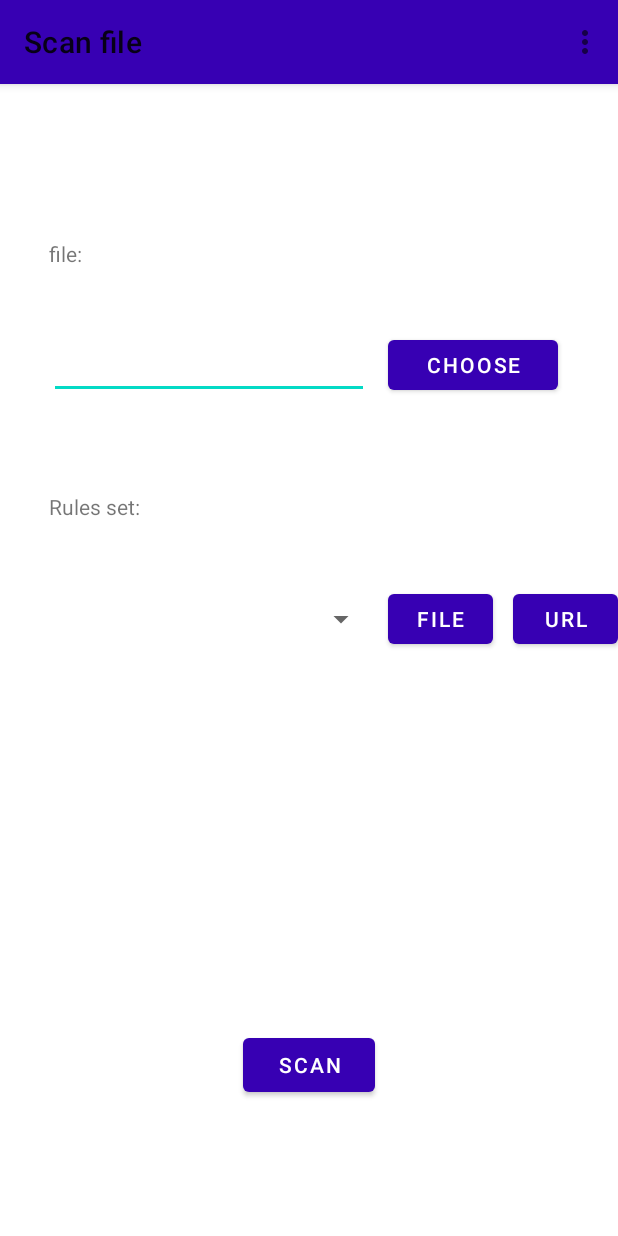
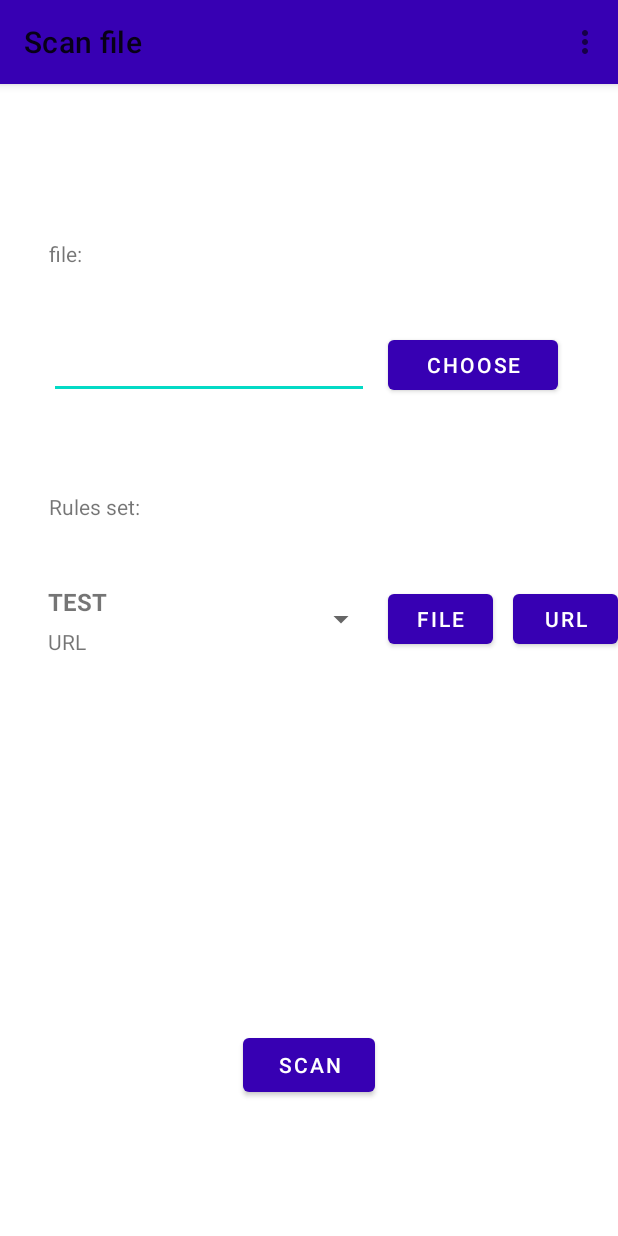
Before and after one commit to OfekRv/Pocktel, an Android app: the screen it shows after launch (MainActivity), on a phone screen of 412 x 824 dp. Run offline under Robolectric (Android 15) with nearby library versions, the phone set to English and light mode, and no system bars; our stand-ins replace Room's generated code, navigation-ui.

```diff
--- a/app/src/main/java/horizonstudio/apps/pocktel/configurations/Constants.kt
+++ b/app/src/main/java/horizonstudio/apps/pocktel/configurations/Constants.kt
@@ -1,4 +1,6 @@
 package horizonstudio.apps.pocktel.configurations
+
+import horizonstudio.apps.pocktel.dal.entities.RuleSet
 
 object Constants {
     const val DATABASE_NAME:String = "pocktel"
@@ -14,5 +16,12 @@ object Constants {
     const val HASH_COPY_CLIPBOARD_LABEL: String = "hash"
     const val NOT_YET_ASSIGNED_ID: Long = 0
     const val TEXT_PLAIN_RESPONSE_MEDIA_TYPE = "text/plain"
+    const val NAME_PARAM = "name"
+    const val URL_PARAM = "url"
     const val ERROR_DIALOG_TITLE = "Error"
+
+    // TODO: find or create good ones
+    val RULE_SETS_SEED = listOf(
+        RuleSet(NOT_YET_ASSIGNED_ID, "TEST", null, "URL")
+    )
 }
--- /dev/null
+++ b/app/src/main/java/horizonstudio/apps/pocktel/dal/DatabaseSeeder.kt
@@ -0,0 +1,11 @@
+package horizonstudio.apps.pocktel.dal
+
+import horizonstudio.apps.pocktel.configurations.Constants.RULE_SETS_SEED
+import horizonstudio.apps.pocktel.dal.entities.RuleSet
+import horizonstudio.apps.pocktel.dal.repositories.RuleSetRepository
+
+class DatabaseSeeder(private val db: PocktelDatabase) {
+    fun seedDatabase() {
+        RULE_SETS_SEED.forEach { rs -> db.ruleSetRepository().insert(rs) }
+    }
+}
--- a/app/src/main/java/horizonstudio/apps/pocktel/dal/PocktelDatabase.kt
+++ b/app/src/main/java/horizonstudio/apps/pocktel/dal/PocktelDatabase.kt
@@ -2,6 +2,7 @@ package horizonstudio.apps.pocktel.dal
 
 import androidx.room.Database
 import androidx.room.RoomDatabase
+import androidx.sqlite.db.SupportSQLiteDatabase
 import horizonstudio.apps.pocktel.dal.entities.RuleSet
 import horizonstudio.apps.pocktel.dal.repositories.RuleSetRepository
 
--- a/app/src/main/java/horizonstudio/apps/pocktel/dal/entities/RuleSet.kt
+++ b/app/src/main/java/horizonstudio/apps/pocktel/dal/entities/RuleSet.kt
@@ -7,7 +7,6 @@ import androidx.room.PrimaryKey
 data class RuleSet(
     @PrimaryKey(autoGenerate = true)
     val id: Long,
-
     val name: String,
     val path: String?,
     val url: String?
--- a/app/src/main/java/horizonstudio/apps/pocktel/dal/repositories/RuleSetRepository.kt
+++ b/app/src/main/java/horizonstudio/apps/pocktel/dal/repositories/RuleSetRepository.kt
@@ -1,9 +1,6 @@
 package horizonstudio.apps.pocktel.dal.repositories
 
-import androidx.room.Dao
-import androidx.room.Delete
-import androidx.room.Insert
-import androidx.room.Query
+import androidx.room.*
 import horizonstudio.apps.pocktel.dal.entities.RuleSet
 
 @Dao
@@ -11,7 +8,7 @@ interface RuleSetRepository {
     @Query("SELECT * FROM ruleSet")
     fun findAll(): List<RuleSet>
 
-    @Insert
+    @Insert(onConflict = OnConflictStrategy.REPLACE)
     fun insert(ruleSet: RuleSet): Long
 
     @Delete
--- a/app/src/main/java/horizonstudio/apps/pocktel/utils/DatabaseUtil.kt
+++ b/app/src/main/java/horizonstudio/apps/pocktel/utils/DatabaseUtil.kt
@@ -7,8 +7,10 @@ import androidx.room.RoomDatabase
 class DatabaseUtil {
     companion object {
         inline fun <reified D : RoomDatabase> buildDatabase(context: Context, dbName: String): D {
-            return Room.databaseBuilder(context, D::class.java, dbName)
-                .allowMainThreadQueries().build()
+            return Room
+                .databaseBuilder(context, D::class.java, dbName)
+                .allowMainThreadQueries()
+                .build()
         }
     }
 }
```
Also changed, not shown: app/src/main/java/horizonstudio/apps/pocktel/ui/fragments/ScanFragment.kt (+36 -24 lines).
